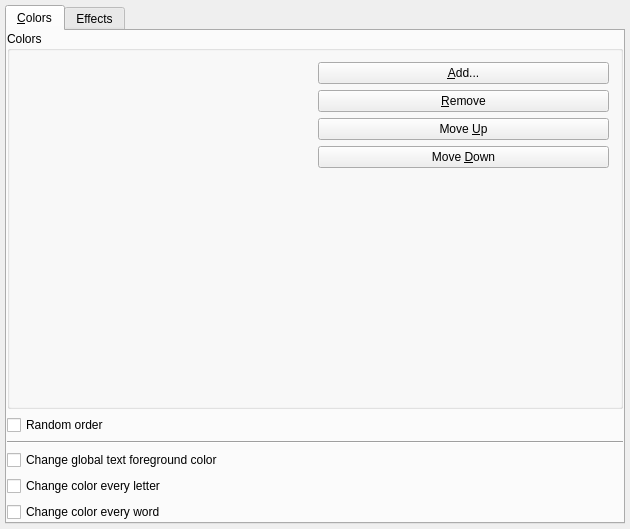
Before: the Qt Designer form plugins/texteffect/texteffectprefs.ui in KDE/kopete, drawn with Qt 5.
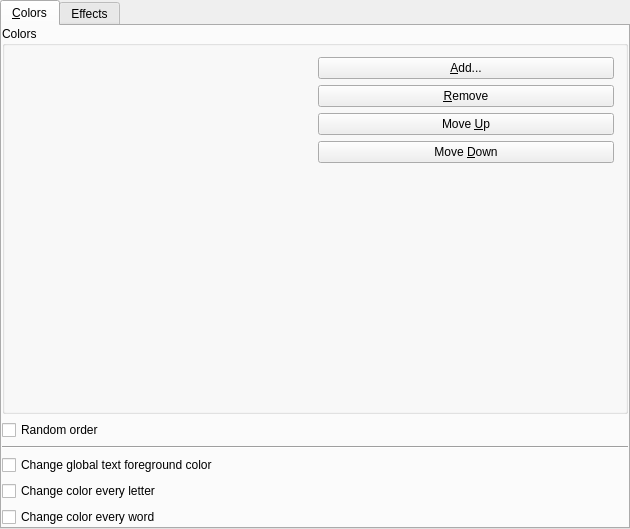
After: the same form once the commit is applied. Custom widgets are drawn as their Qt base class.

Commit message: Remove redundant margins on plugin config pages, now that KPluginSelector doesn't add a tabwidget to them

The edit to the form file:
```diff
--- a/plugins/texteffect/texteffectprefs.ui
+++ b/plugins/texteffect/texteffectprefs.ui
@@ -13,10 +13,22 @@
    </rect>
   </property>
   <layout class="QGridLayout" >
-   <property name="margin" >
-    <number>5</number>
+   <property name="leftMargin" >
+    <number>0</number>
    </property>
-   <property name="spacing" >
+   <property name="topMargin" >
+    <number>0</number>
+   </property>
+   <property name="rightMargin" >
+    <number>0</number>
+   </property>
+   <property name="bottomMargin" >
+    <number>0</number>
+   </property>
+   <property name="horizontalSpacing" >
+    <number>0</number>
+   </property>
+   <property name="verticalSpacing" >
     <number>0</number>
    </property>
    <item row="0" column="0" >
@@ -29,7 +41,19 @@
        <property name="margin" >
         <number>0</number>
        </property>
-       <property name="spacing" >
+       <property name="topMargin" >
+        <number>0</number>
+       </property>
+       <property name="rightMargin" >
+        <number>0</number>
+       </property>
+       <property name="bottomMargin" >
+        <number>0</number>
+       </property>
+       <property name="horizontalSpacing" >
+        <number>6</number>
+       </property>
+       <property name="verticalSpacing" >
         <number>6</number>
        </property>
        <item row="0" column="0" >
@@ -41,7 +65,19 @@
           <property name="margin" >
            <number>11</number>
           </property>
-          <property name="spacing" >
+          <property name="topMargin" >
+           <number>11</number>
+          </property>
+          <property name="rightMargin" >
+           <number>11</number>
+          </property>
+          <property name="bottomMargin" >
+           <number>11</number>
+          </property>
+          <property name="horizontalSpacing" >
+           <number>6</number>
+          </property>
+          <property name="verticalSpacing" >
            <number>6</number>
           </property>
           <item rowspan="5" row="0" column="0" >
```
Left out of the diff: 36 changed lines with no effect on the pictures. The commit also changes 13 other files.
